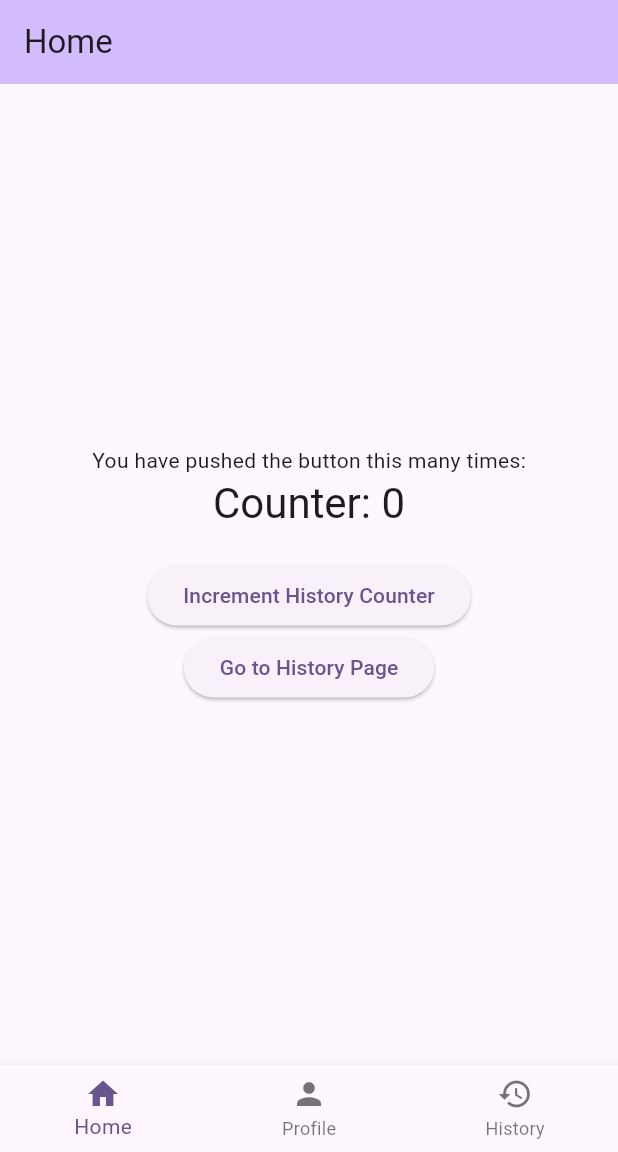
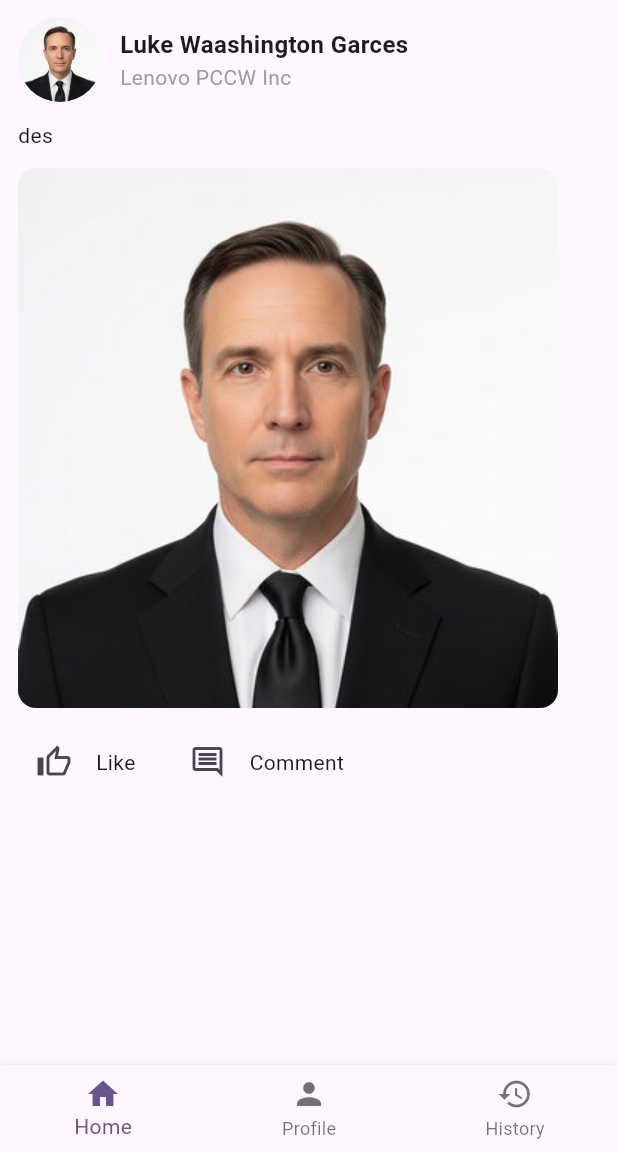
Before and after one commit to mrlukiesluke/flutter, a Flutter app: the screen it shows after launch, on a phone screen of 412 x 824 dp, the part 84-1236 px from its top. Run offline on Flutter 3.47's test engine with Material 3 defaults, Android fonts, the phone set to English and light mode, and no system bars; our stand-ins replace flutter_slidable; missing offline and left inert: mongo_dart.

Commit message:
add home link view

```diff
--- /dev/null
+++ b/lib/pages/flutter_home_link_view.dart
@@ -0,0 +1,81 @@
+import 'package:flutter/material.dart';
+
+class LinkItem extends StatelessWidget {
+  final String profileImageUrl;
+  final String name;
+  final String company;
+  final String description;
+  final String contentImageUrl;
+
+  const LinkItem({
+    super.key,
+    required this.profileImageUrl,
+    required this.name,
+    required this.company,
+    required this.description,
+    required this.contentImageUrl,
+  });
+
+  @override
+  Widget build(BuildContext context) {
+    return Padding(
+      padding: const EdgeInsets.all(12.0),
+      child: Column(
+        crossAxisAlignment: CrossAxisAlignment.start,
+        children: [
+          Row(
+            crossAxisAlignment: CrossAxisAlignment.center,
+            children: [
+              CircleAvatar(
+                radius: 28,
+                backgroundImage: AssetImage('assets/images/id_male.jpg'),
+              ),
+              const SizedBox(width: 12),
+              Column(
+                crossAxisAlignment: CrossAxisAlignment.start,
+                children: [
+                  Text(
+                    name,
+                    style: const TextStyle(
+                      fontSize: 16,
+                      fontWeight: FontWeight.bold,
+                    ),
+                  ),
+                  Text(
+                    company,
+                    style: const TextStyle(fontSize: 14, color: Colors.grey),
+                  ),
+                ],
+              ),
+            ],
+          ),
+          const SizedBox(height: 12),
+          Text(description, style: const TextStyle(fontSize: 14)),
+          const SizedBox(height: 12),
+          ClipRRect(
+            borderRadius: BorderRadius.circular(12),
+            child: Image.asset('assets/images/id_male.jpg', fit: BoxFit.cover),
+          ),
+          const SizedBox(height: 12),
+          Row(
+            children: [
+              IconButton(
+                onPressed: () {},
+                icon: const Icon(Icons.thumb_up_alt_outlined),
+              ),
+              const SizedBox(width: 4),
+              const Text("Like"),
+              const SizedBox(width: 24),
+              IconButton(
+                onPressed: () {},
+                icon: const Icon(Icons.comment_outlined),
+              ),
+              const SizedBox(width: 4),
+              const Text("Comment"),
+            ],
+          ),
+        ],
+      ),
+    );
+  }
+}
--- a/lib/pages/main_screen.dart
+++ b/lib/pages/main_screen.dart
@@ -1,5 +1,6 @@
 import 'package:flutter/material.dart';
 import 'package:flutter_application_1/l10n/app_localizations.dart';
+import 'package:flutter_application_1/pages/flutter_home_link_view.dart';
 import 'package:flutter_application_1/pages/history_page.dart';
 import 'package:flutter_application_1/pages/home_page.dart';
 import 'package:flutter_application_1/pages/language_switcher.dart';
@@ -58,7 +59,14 @@ class _MainScreenState extends State<MainScreen> {
         controller: _pageController,
         onPageChanged: _onPageChanged,
         children: [
-          MyHomePage(title: "Home", onNavigate: _onNavTapped),
+          // MyHomePage(title: "Home", onNavigate: _onNavTapped),
+          LinkItem(
+            profileImageUrl: '',
+            name: 'Luke Waashington Garces',
+            company: 'Lenovo PCCW Inc',
+            description: 'des',
+            contentImageUrl: 'd',
+          ),
           ProfilePage(),
           HistoryPage(),
         ],
```
